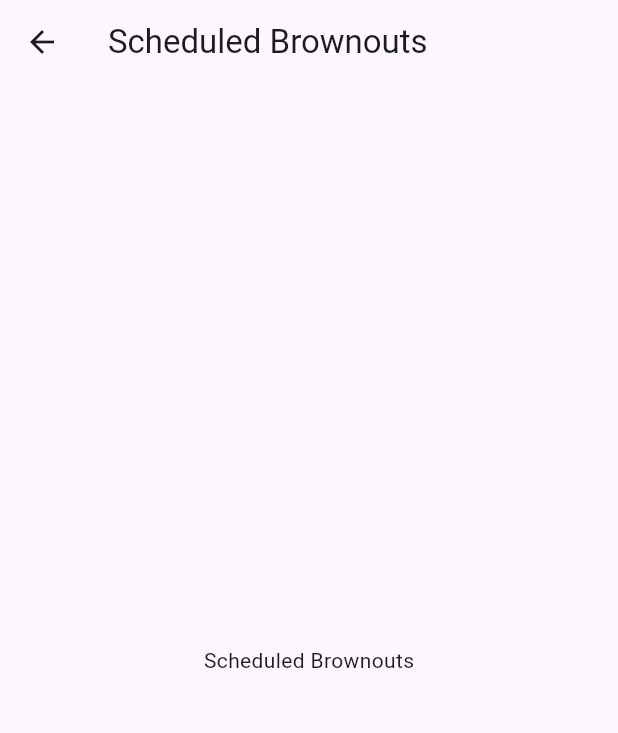
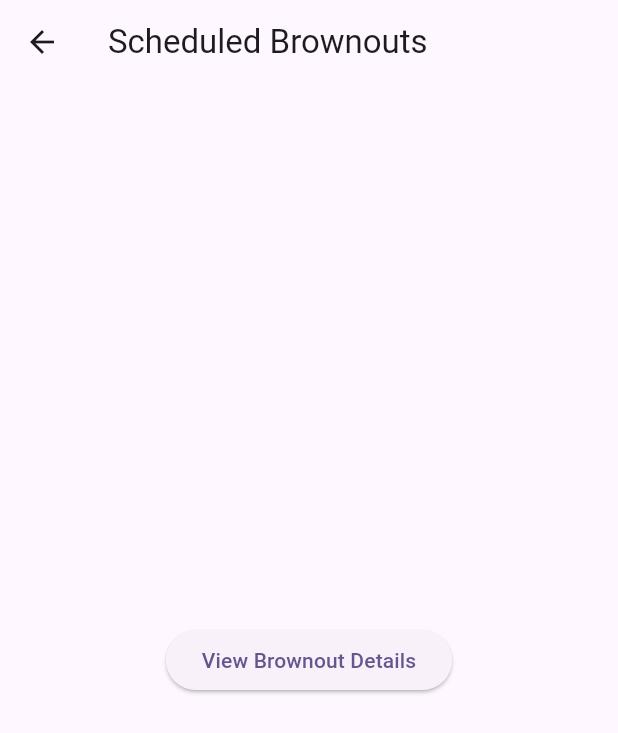
Before and after one commit to Not-PvP/FP_SUGA, a Flutter app: the screen it shows after launch, after a tap on "Go to Scheduled Brownouts", on a phone screen of 412 x 824 dp. Shown: the top 733 px of the screen. Run offline on Flutter 3.47's test engine with Material 3 defaults, Android fonts, the phone set to English and light mode, and no system bars.

Commit message:
Implement app navigation and data passing

```diff
--- a/lib/main.dart
+++ b/lib/main.dart
@@ -1,10 +1,5 @@
 import 'package:flutter/material.dart';
-import 'screens/dashboard_screen.dart';
-import 'screens/brownout_details_screen.dart';
-import 'screens/scheduled_brownouts_screen.dart';
-import 'screens/notifications_screen.dart';
-import 'screens/areas_screen.dart';
-import 'screens/area_details_screen.dart';
+import 'routes/app_routes.dart';
 
 void main() {
   runApp(const MyApp());
@@ -20,14 +15,7 @@ class MyApp extends StatelessWidget {
       theme: ThemeData(
         colorScheme: ColorScheme.fromSeed(seedColor: Colors.deepPurple),
       ),
-      routes: {
-        '/': (context) => const DashboardScreen(),
-        '/areas': (context) => const AreasScreen(),
-        '/area_details': (context) => const AreaDetailsScreen(),
-        '/brownouts': (context) => const ScheduledBrownoutsScreen(),
-        '/brownout_details': (context) => const BrownoutDetailsScreen(),
-        '/notifications': (context) => const NotificationsScreen(),
-      }
+      routes: AppRoutes.routes,
     );
   }
 }
--- a/lib/routes/app_routes.dart
+++ b/lib/routes/app_routes.dart
@@ -1,13 +1,31 @@
 import 'package:flutter/material.dart';
 import 'package:suga/screens/home_screen.dart';
 import 'package:suga/screens/settings_screen.dart';
+
+import 'package:suga/screens/areas_screen.dart';
+import 'package:suga/screens/area_details_screen.dart';
+import 'package:suga/screens/scheduled_brownouts_screen.dart';
+import 'package:suga/screens/brownout_details_screen.dart';
+import 'package:suga/screens/notifications_screen.dart';
+
 
 class AppRoutes {
   static const String home = '/';
   static const String settings = '/settings';
 
+  static const String areas = '/areas';
+  static const String areaDetails = '/area_details';
+  static const String scheduledBrownouts = '/brownouts';
+  static const String brownoutDetails = '/brownout_details';
+  static const String notifications = '/notifications';
+
   static Map<String, WidgetBuilder> get routes => {
     home: (_) => const HomeScreen(),
     settings: (_) => const SettingsScreen(),
+    areas: (_) => const AreasScreen(),
+    areaDetails: (_) => const AreaDetailsScreen(),
+    scheduledBrownouts: (_) => const ScheduledBrownoutsScreen(),
+    brownoutDetails: (_) => const BrownoutDetailsScreen(),
+    notifications: (_) => const NotificationsScreen(),
   };
 }
--- a/lib/screens/area_details_screen.dart
+++ b/lib/screens/area_details_screen.dart
@@ -5,12 +5,13 @@ class AreaDetailsScreen extends StatelessWidget {
 
   @override
   Widget build(BuildContext context) {
+    final area = ModalRoute.of(context)?.settings.arguments as String;
     return Scaffold(
       appBar: AppBar(
         title: const Text('Area Details'),
       ),
-      body: const Center(
-        child: Text('Area Details'),
+      body: Center(
+        child: Text(area),
       ),
     );
   }
--- a/lib/screens/areas_screen.dart
+++ b/lib/screens/areas_screen.dart
@@ -15,6 +15,7 @@ class AreasScreen extends StatelessWidget {
             Navigator.pushNamed(
               context,
               '/area_details',
+              arguments: 'Jaro',
             );
           },
           child: const Text('View Area Details'),
--- a/lib/screens/brownout_details_screen.dart
+++ b/lib/screens/brownout_details_screen.dart
@@ -1,16 +1,27 @@
 import 'package:flutter/material.dart';
+import 'package:suga/models/power_interruption.dart';
 
 class BrownoutDetailsScreen extends StatelessWidget {
   const BrownoutDetailsScreen({super.key});
 
   @override
   Widget build(BuildContext context) {
+    final brownout = ModalRoute.of(context)?.settings.arguments as PowerInterruption;
     return Scaffold(
       appBar: AppBar(
         title: const Text('Brownout Details'),
       ),
-      body: const Center(
-        child: Text('Brownout Details'),
+      body: Center(
+        child: Text(
+          'Title: ${brownout.title}\n'
+          'Description: ${brownout.description}\n'
+          'Date: ${brownout.date}\n'
+          'Start Time: ${brownout.startTime}\n'
+          'End Time: ${brownout.endTime}\n'
+          'Affected Areas: ${brownout.affectedAreas.join(", ")}\n'
+          'Reason: ${brownout.reason}\n'
+          'Status: ${brownout.status}',
+        ),
       ),
     );
   }
--- a/lib/screens/dashboard_screen.dart
+++ /dev/null
@@ -1,39 +0,0 @@
-import 'package:flutter/material.dart';
-
-class DashboardScreen extends StatelessWidget {
-  const DashboardScreen({super.key});
-
-  @override
-  Widget build(BuildContext context) {
-    return Scaffold(
-      appBar: AppBar(
-        title: const Text('Dashboard'),
-      ),
-      body: Center(
-        child: Column(
-          mainAxisAlignment: MainAxisAlignment.center,
-          children: [
-            ElevatedButton(
-              onPressed: () {
-                Navigator.pushNamed(context, '/areas');
-              },
-              child: const Text('Go to Areas'),
-            ),
-            ElevatedButton(
-              onPressed: () {
-                Navigator.pushNamed(context, '/brownouts');
-              },
-              child: const Text('Go to Scheduled Brownouts'),
-            ),
-            ElevatedButton(
-              onPressed: () {
-                Navigator.pushNamed(context, '/notifications');
-              },
-              child: const Text('Go to Notifications'),
-            ),
-          ],
-        ),
-      ),
-    );
-  }
-}
--- a/lib/screens/home_screen.dart
+++ b/lib/screens/home_screen.dart
@@ -5,9 +5,34 @@ class HomeScreen extends StatelessWidget {
 
   @override
   Widget build(BuildContext context) {
-    return const Scaffold(
+    return Scaffold(
+      appBar: AppBar(
+        title: const Text('Dashboard'),
+      ),
       body: Center(
-        child: Text('Home Screen'),
+        child: Column(
+          mainAxisAlignment: MainAxisAlignment.center,
+          children: [
+            ElevatedButton(
+              onPressed: () {
+                Navigator.pushNamed(context, '/areas');
+              },
+              child: const Text('Go to Areas'),
+            ),
+            ElevatedButton(
+              onPressed: () {
+                Navigator.pushNamed(context, '/brownouts');
+              },
+              child: const Text('Go to Scheduled Brownouts'),
+            ),
+            ElevatedButton(
+              onPressed: () {
+                Navigator.pushNamed(context, '/notifications');
+              },
+              child: const Text('Go to Notifications'),
+            ),
+          ],
+        ),
       ),
     );
   }
--- a/lib/screens/scheduled_brownouts_screen.dart
+++ b/lib/screens/scheduled_brownouts_screen.dart
@@ -1,16 +1,37 @@
 import 'package:flutter/material.dart';
+import 'package:suga/models/power_interruption.dart';
 
 class ScheduledBrownoutsScreen extends StatelessWidget {
   const ScheduledBrownoutsScreen({super.key});
 
   @override
   Widget build(BuildContext context) {
+    final brownout = PowerInterruption(
+        id: '1',
+        title: 'Scheduled Brownout - Jaro',
+        description: 'Planned power interruption',
+        date: 'October 10, 2026',
+        startTime: '9:00 AM',
+        endTime: '12:00 PM',
+        affectedAreas: ['Jaro'],
+        reason: 'Maintenance',
+        status: 'Scheduled',
+      );
     return Scaffold(
       appBar: AppBar(
         title: const Text('Scheduled Brownouts'),
       ),
-      body: const Center(
-        child: Text('Scheduled Brownouts'),
+      body: Center(
+        child: ElevatedButton(
+          onPressed: () {
+            Navigator.pushNamed(
+              context,
+              '/brownout_details',
+              arguments: brownout,
+            );
+          },
+          child: const Text('View Brownout Details'),
+        ),
       ),
     );
   }
```
